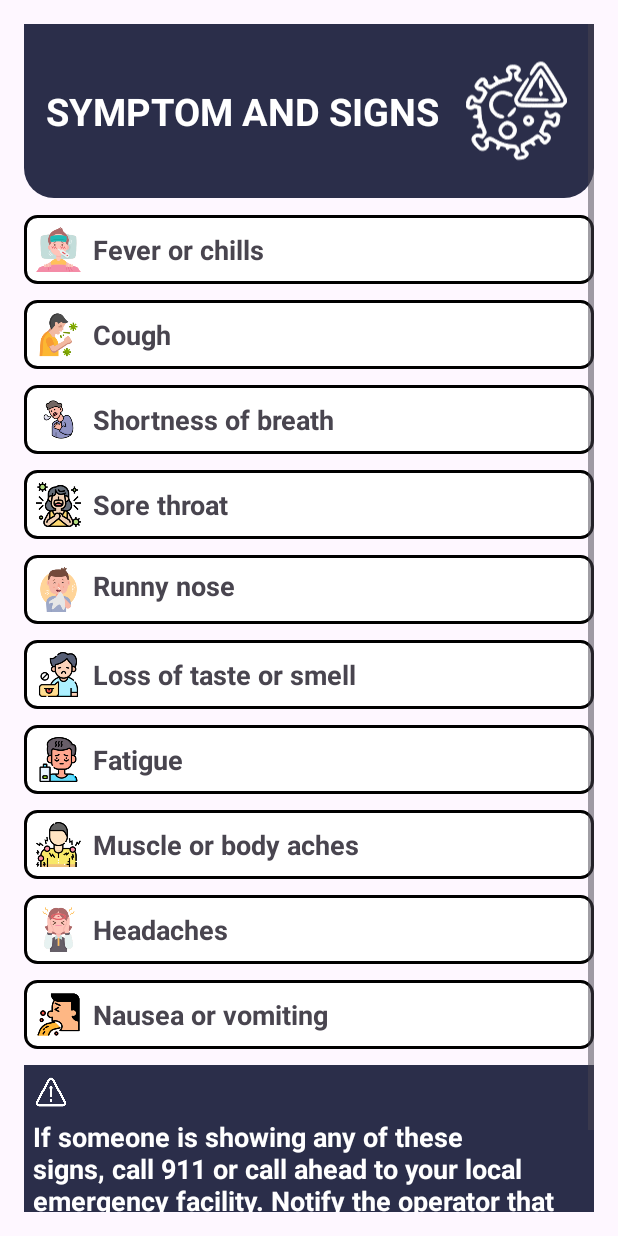
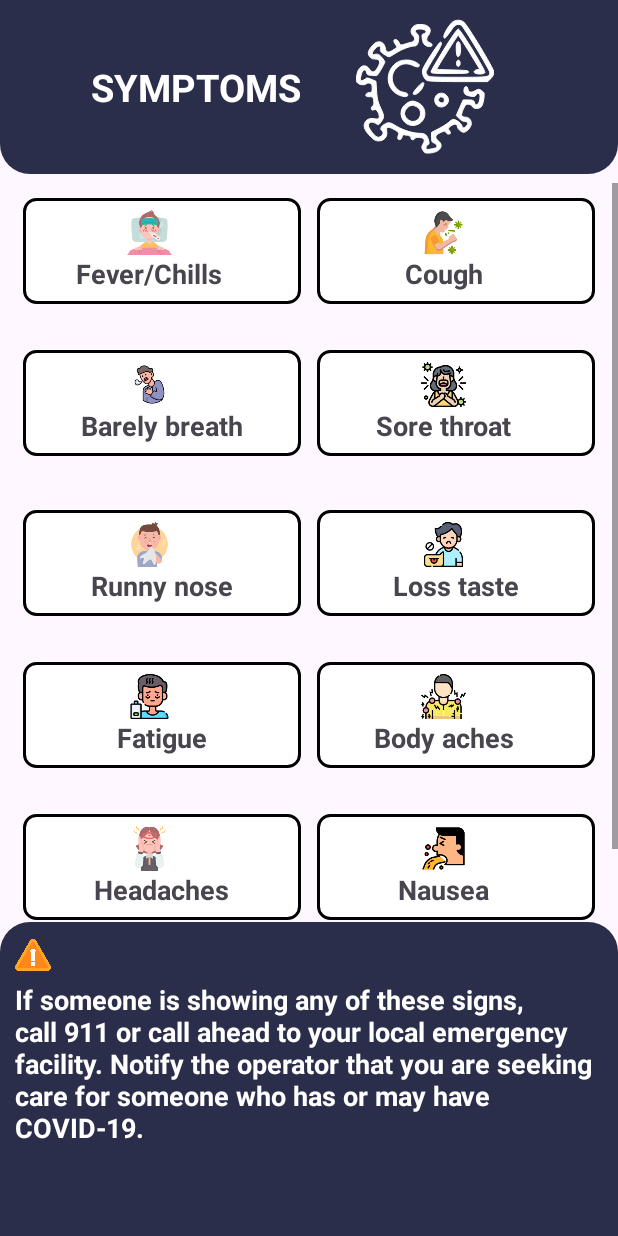
Before and after one commit to AnhDuc32/Covid_19_Stats, an Android app: the layout fragment_sign_symptom.xml on its own in the app's theme, with its tools: preview values and no code run, on a phone screen of 412 x 824 dp. Run offline under Robolectric (Android 15) with nearby library versions, the phone set to English and light mode, and no system bars.

Commit message:
Update Symptoms tab

```diff
--- a/app/src/main/java/com/hfad/something/ViewPagerAdapter.java
+++ b/app/src/main/java/com/hfad/something/ViewPagerAdapter.java
@@ -43,7 +43,7 @@ public class ViewPagerAdapter extends FragmentPagerAdapter {
             case 1:
                 return "COUNTRY";
             case 2:
-                return "SIGNS & SYMPTOMS";
+                return "SYMPTOMS";
             default:
                 return null;
         }
--- a/app/src/main/res/layout/fragment_sign_symptom.xml
+++ b/app/src/main/res/layout/fragment_sign_symptom.xml
@@ -1,18 +1,10 @@
 <?xml version="1.0" encoding="utf-8"?>
-<LinearLayout xmlns:android="http://schemas.android.com/apk/res/android"
+<RelativeLayout xmlns:android="http://schemas.android.com/apk/res/android"
+    xmlns:app="http://schemas.android.com/apk/res-auto"
     android:layout_width="match_parent"
     android:layout_height="match_parent"
-    android:orientation="vertical"
-    android:padding="16dp">
+    android:orientation="vertical" >
 
-    <ScrollView
-        android:layout_width="match_parent"
-        android:layout_height="match_parent">
-
-        <LinearLayout
-            android:layout_width="match_parent"
-            android:layout_height="wrap_content"
-            android:orientation="vertical">
 
     <LinearLayout
         android:layout_width="match_parent"
@@ -20,7 +12,10 @@
         android:layout_marginBottom="6dp"
         android:background="@drawable/relative_drawable2"
         android:orientation="horizontal"
-                android:padding="8dp">
+        android:padding="8dp"
+        android:layout_alignParentTop="true"
+        android:id="@+id/head"
+        android:gravity="center">
 
         <TextView
             android:layout_width="wrap_content"
@@ -28,7 +23,7 @@
             android:gravity="center"
             android:layout_marginEnd="8dp"
             android:padding="6dp"
-                    android:text="Symptom and Signs"
+            android:text="Symptoms"
             android:textAllCaps="true"
             android:textColor="@color/white"
             android:textSize="25dp"
@@ -44,13 +39,33 @@
 
     </LinearLayout>
 
+    <ScrollView
+        android:id="@+id/scrollView"
+        android:layout_width="match_parent"
+        android:layout_height="wrap_content"
+        android:fillViewport="true"
+        android:layout_below="@+id/head"
+        android:layout_above="@+id/caution">
+
         <LinearLayout
             android:layout_width="match_parent"
             android:layout_height="wrap_content"
-                android:layout_marginBottom="5dp"
-                android:layout_marginTop="5dp"
+            android:orientation="vertical">
+
+            <LinearLayout
+                android:layout_width="match_parent"
+                android:layout_height="wrap_content"
+                android:orientation="horizontal"
+                android:padding="10dp">
+
+                <LinearLayout
+                    android:layout_width="0dp"
+                    android:layout_height="wrap_content"
+                    android:layout_gravity="start"
+                    android:layout_margin="5dp"
+                    android:layout_weight="1"
                     android:background="@drawable/border"
-                android:orientation="horizontal"
+                    android:orientation="vertical"
                     android:padding="8dp">
 
                     <ImageView
@@ -65,19 +80,20 @@
                         android:layout_height="wrap_content"
                         android:layout_gravity="center"
                         android:layout_marginEnd="8dp"
-                    android:text="Fever or chills"
-                    android:textStyle="bold"
-                    android:textSize="18sp" />
+                        android:text="Fever/Chills"
+                        android:textSize="18sp"
+                        android:textStyle="bold" />
                 </LinearLayout>
 
                 <LinearLayout
-                android:layout_marginTop="5dp"
-                android:layout_width="match_parent"
+                    android:layout_width="0dp"
                     android:layout_height="wrap_content"
-                android:layout_marginBottom="5dp"
+                    android:layout_gravity="end"
+                    android:layout_margin="5dp"
                     android:background="@drawable/border"
-                android:orientation="horizontal"
-                android:padding="8dp">
+                    android:orientation="vertical"
+                    android:padding="8dp"
+                    android:layout_weight="1">
 
                     <ImageView
                         android:layout_width="30dp"
@@ -92,19 +108,27 @@
                         android:layout_gravity="center"
                         android:layout_marginEnd="8dp"
                         android:text="Cough"
-                    android:textStyle="bold"
-                    android:textSize="18sp" />
+                        android:textSize="18sp"
+                        android:textStyle="bold" />
+
+                </LinearLayout>
 
             </LinearLayout>
 
             <LinearLayout
                 android:layout_width="match_parent"
                 android:layout_height="wrap_content"
+                android:orientation="horizontal"
+                android:padding="10dp">
+
+                <LinearLayout
+                    android:layout_width="0dp"
+                    android:layout_height="wrap_content"
                     android:layout_gravity="start"
-                android:layout_marginBottom="5dp"
-                android:layout_marginTop="5dp"
+                    android:layout_margin="5dp"
+                    android:layout_weight="1"
                     android:background="@drawable/border"
-                android:orientation="horizontal"
+                    android:orientation="vertical"
                     android:padding="8dp">
 
                     <ImageView
@@ -118,20 +142,20 @@
                         android:layout_width="wrap_content"
                         android:layout_height="wrap_content"
                         android:layout_gravity="center"
-                    android:textStyle="bold"
-                    android:text="Shortness of breath"
-                    android:textSize="18sp" />
+                        android:text="Barely breath"
+                        android:textSize="18sp"
+                        android:textStyle="bold" />
 
                 </LinearLayout>
 
                 <LinearLayout
-                android:layout_width="match_parent"
+                    android:layout_width="0dp"
                     android:layout_height="wrap_content"
-                android:layout_gravity="start"
-                android:layout_marginBottom="5dp"
-                android:layout_marginTop="5dp"
+                    android:layout_gravity="end"
+                    android:layout_margin="5dp"
+                    android:layout_weight="1"
                     android:background="@drawable/border"
-                android:orientation="horizontal"
+                    android:orientation="vertical"
                     android:padding="8dp">
 
                     <ImageView
@@ -146,45 +170,55 @@
                         android:layout_height="wrap_content"
                         android:layout_gravity="center"
                         android:layout_marginEnd="8dp"
-                    android:textStyle="bold"
                         android:text="Sore throat"
-                    android:textSize="18sp" />
+                        android:textSize="18sp"
+                        android:textStyle="bold" />
+
+                </LinearLayout>
 
             </LinearLayout>
 
             <LinearLayout
                 android:layout_width="match_parent"
                 android:layout_height="wrap_content"
-                android:layout_marginBottom="5dp"
-                android:layout_marginTop="5dp"
+                android:orientation="horizontal"
+                android:padding="10dp">
+
+                <LinearLayout
+                    android:layout_width="0dp"
+                    android:layout_height="wrap_content"
+                    android:layout_margin="5dp"
                     android:background="@drawable/border"
                     android:gravity="start"
-                android:orientation="horizontal"
-                android:padding="8dp">
+                    android:orientation="vertical"
+                    android:padding="8dp"
+                    android:layout_weight="1">
 
                     <ImageView
                         android:layout_width="30dp"
                         android:layout_height="30dp"
                         android:layout_marginEnd="8dp"
-                    android:src="@drawable/runny_nose" />
+                        android:src="@drawable/runny_nose"
+                        android:layout_gravity="center"/>
 
                     <TextView
                         android:layout_width="wrap_content"
                         android:layout_height="wrap_content"
                         android:textStyle="bold"
                         android:text="Runny nose"
-                    android:textSize="18sp" />
+                        android:textSize="18sp"
+                        android:layout_gravity="center"/>
 
                 </LinearLayout>
 
                 <LinearLayout
-                android:layout_width="match_parent"
+                    android:layout_width="0dp"
                     android:layout_height="wrap_content"
-                android:layout_marginBottom="5dp"
-                android:layout_marginTop="5dp"
+                    android:layout_margin="5dp"
                     android:background="@drawable/border"
-                android:orientation="horizontal"
-                android:padding="8dp">
+                    android:orientation="vertical"
+                    android:padding="8dp"
+                    android:layout_weight="1">
 
                     <ImageView
                         android:layout_width="30dp"
@@ -198,19 +232,26 @@
                         android:layout_height="wrap_content"
                         android:layout_gravity="center"
                         android:textStyle="bold"
-                    android:layout_marginEnd="8dp"
-                    android:text="Loss of taste or smell"
+                        android:text="Loss taste"
                         android:textSize="18sp" />
+                </LinearLayout>
+
             </LinearLayout>
 
             <LinearLayout
                 android:layout_width="match_parent"
                 android:layout_height="wrap_content"
-                android:layout_marginBottom="5dp"
-                android:layout_marginTop="5dp"
+                android:orientation="horizontal"
+                android:padding="10dp">
+
+                <LinearLayout
+                    android:layout_width="0dp"
+                    android:layout_height="wrap_content"
+                    android:layout_margin="5dp"
+                    android:layout_weight="1"
                     android:background="@drawable/border"
                     android:gravity="start"
-                android:orientation="horizontal"
+                    android:orientation="vertical"
                     android:padding="8dp">
 
                     <ImageView
@@ -231,13 +272,12 @@
                 </LinearLayout>
 
                 <LinearLayout
-                android:layout_width="match_parent"
+                    android:layout_width="0dp"
                     android:layout_height="wrap_content"
-                android:layout_gravity="start"
-                android:layout_marginBottom="5dp"
-                android:layout_marginTop="5dp"
+                    android:layout_margin="5dp"
+                    android:layout_weight="1"
                     android:background="@drawable/border"
-                android:orientation="horizontal"
+                    android:orientation="vertical"
                     android:padding="8dp">
 
                     <ImageView
@@ -253,19 +293,29 @@
                         android:layout_gravity="center"
                         android:layout_marginEnd="8dp"
                         android:textStyle="bold"
-                    android:text="Muscle or body aches"
+                        android:text="Body aches"
                         android:textSize="18sp" />
+
+                </LinearLayout>
 
             </LinearLayout>
 
             <LinearLayout
                 android:layout_width="match_parent"
                 android:layout_height="wrap_content"
-                android:layout_marginBottom="5dp"
-                android:layout_marginTop="5dp"
+                android:orientation="horizontal"
+                android:paddingTop="10dp"
+                android:paddingRight="10dp"
+                android:paddingLeft="10dp"
+                android:paddingBottom="50dp">
+
+                <LinearLayout
+                    android:layout_width="0dp"
+                    android:layout_height="wrap_content"
+                    android:layout_margin="5dp"
+                    android:layout_weight="1"
                     android:background="@drawable/border"
-                android:gravity="start"
-                android:orientation="horizontal"
+                    android:orientation="vertical"
                     android:padding="8dp">
 
                     <ImageView
@@ -285,13 +335,12 @@
                 </LinearLayout>
 
                 <LinearLayout
-                android:layout_width="match_parent"
+                    android:layout_width="0dp"
                     android:layout_height="wrap_content"
-                android:layout_gravity="end"
-                android:layout_marginBottom="5dp"
-                android:layout_marginTop="5dp"
+                    android:layout_margin="5dp"
+                    android:layout_weight="1"
                     android:background="@drawable/border"
-                android:orientation="horizontal"
+                    android:orientation="vertical"
                     android:padding="8dp">
 
                     <ImageView
@@ -307,25 +356,33 @@
                         android:layout_gravity="center"
                         android:layout_marginEnd="8dp"
                         android:textStyle="bold"
-                    android:text="Nausea or vomiting"
+                        android:text="Nausea"
                         android:textSize="18sp" />
-
 
                 </LinearLayout>
 
+            </LinearLayout>
+
+        </LinearLayout>
+
+    </ScrollView>
+
     <LinearLayout
+        android:id="@+id/caution"
         android:layout_width="match_parent"
         android:layout_height="wrap_content"
-                android:layout_marginBottom="5dp"
-                android:layout_marginTop="5dp"
-                android:background="@drawable/relative_drawable2"
+        android:background="@drawable/relative_drawable"
         android:orientation="vertical"
-                android:padding="6dp">
+        android:paddingTop="10dp"
+        android:paddingLeft="10dp"
+        android:paddingRight="10dp"
+        android:paddingBottom="60dp"
+        android:layout_alignParentBottom="true">
 
         <ImageView
             android:layout_width="24dp"
             android:layout_height="24dp"
-                    android:src="@drawable/image"/>
+            android:src="@drawable/caution" />
 
         <TextView
             android:layout_width="match_parent"
@@ -338,8 +395,4 @@
 
     </LinearLayout>
 
-        </LinearLayout>
-
-    </ScrollView>
-
-</LinearLayout>
+</RelativeLayout>
```
Also changed, not shown: app/src/main/res/drawable/caution.png (added). Lines whose indentation alone changed are shown as unchanged.
